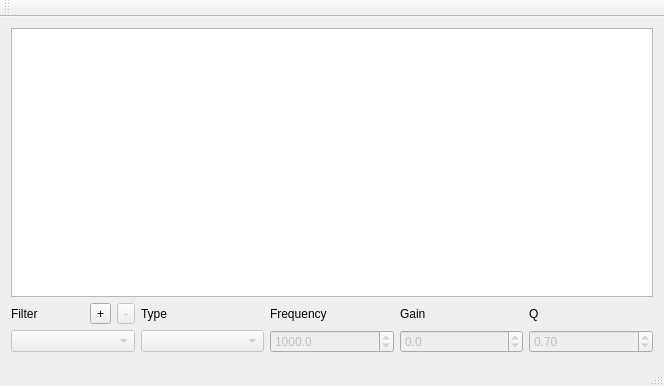
mincequi/cornrow, file coroco/MainWindow.ui: the form before one commit.
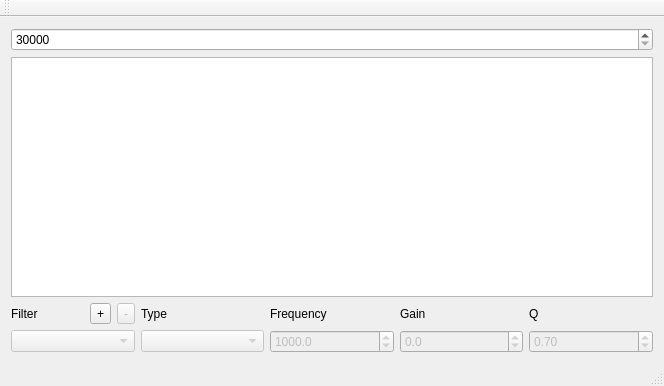
The form after the commit. Custom widgets are drawn as their Qt base class.

```diff
--- a/coroco/MainWindow.ui
+++ b/coroco/MainWindow.ui
@@ -18,6 +18,16 @@
     <bool>true</bool>
    </property>
    <layout class="QVBoxLayout" name="verticalLayout">
+    <item>
+     <widget class="QSpinBox" name="portBox">
+      <property name="minimum">
+       <number>30000</number>
+      </property>
+      <property name="maximum">
+       <number>55000</number>
+      </property>
+     </widget>
+    </item>
     <item>
      <widget class="QGraphicsView" name="graphicsView"/>
     </item>
```
Left out of the diff: 105 changed lines with no effect on the pictures.
